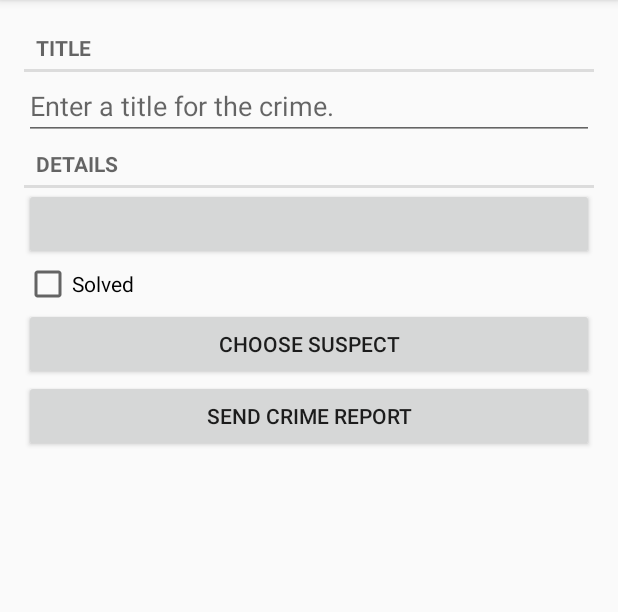
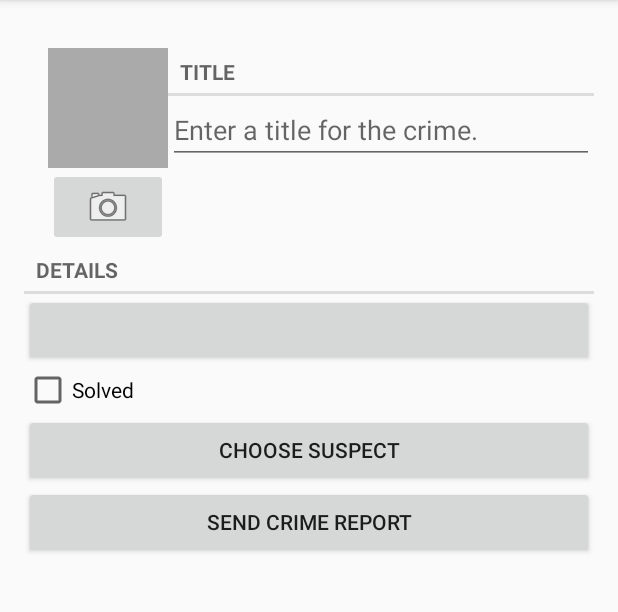
Before and after one commit to adrianpalmquist/criminalintent, an Android app: the screen it shows after launch (MainActivity), after a tap on "New crime", on a phone screen of 412 x 824 dp, the part 84-696 px from its top. Run offline under Robolectric (Android 15) with nearby library versions, the phone set to English and light mode, and no system bars; our stand-ins replace Room's generated code; 1 statement that could not run was skipped.

Commit message:
Add ability to capture image and save it

```diff
--- a/app/src/main/java/com/palmquist/criminalintent/Crime.kt
+++ b/app/src/main/java/com/palmquist/criminalintent/Crime.kt
@@ -11,4 +11,7 @@ data class Crime(
     var date: Date = Date(),
     var isSolved: Boolean = false,
     var suspect: String = ""
-)
+) {
+    val photoFileName
+        get() = "IMG_$id.jpg"
+}
--- a/app/src/main/java/com/palmquist/criminalintent/CrimeDetailViewModel.kt
+++ b/app/src/main/java/com/palmquist/criminalintent/CrimeDetailViewModel.kt
@@ -4,6 +4,7 @@ import androidx.lifecycle.LiveData
 import androidx.lifecycle.MutableLiveData
 import androidx.lifecycle.Transformations
 import androidx.lifecycle.ViewModel
+import java.io.File
 import java.util.*
 
 class CrimeDetailViewModel: ViewModel() {
@@ -23,4 +24,8 @@ class CrimeDetailViewModel: ViewModel() {
     fun saveCrime(crime: Crime) {
         crimeRepository.updateCrime(crime)
     }
+
+    fun getPhotoFile(crime: Crime): File {
+        return crimeRepository.getPhotoFile(crime)
+    }
 }
--- a/app/src/main/java/com/palmquist/criminalintent/CrimeFragment.kt
+++ b/app/src/main/java/com/palmquist/criminalintent/CrimeFragment.kt
@@ -1,34 +1,43 @@
 package com.palmquist.criminalintent
 
 import android.content.Intent
+import android.content.pm.PackageManager
+import android.content.pm.ResolveInfo
+import android.net.Uri
 import android.os.Bundle
+import android.provider.MediaStore
 import android.text.Editable
 import android.text.TextWatcher
 import android.text.format.DateFormat
 import android.view.LayoutInflater
 import android.view.View
 import android.view.ViewGroup
-import android.widget.Button
-import android.widget.CheckBox
-import android.widget.EditText
+import android.widget.*
+import androidx.core.content.FileProvider
 import androidx.fragment.app.Fragment
 import androidx.lifecycle.ViewModelProviders
 import androidx.lifecycle.Observer
+import java.io.File
 import java.util.*
 
 private const val TAG = "CrimeFragment"
 private const val ARG_CRIME_ID = "crime_id"
 private const val DIALOG_DATE = "DialogDate"
 private const val REQUEST_DATE = 0
+private const val REQUEST_PHOTO = 2
 private const val DATE_FORMAT = "EEE, MMM, dd"
 
 class CrimeFragment : Fragment(), DatePickerFragment.Callbacks {
 
     private lateinit var crime: Crime
+    private lateinit var photoFile: File
+    private lateinit var photoUri: Uri
     private lateinit var titleField: EditText
     private lateinit var dateButton: Button
     private lateinit var solvedCheckBox: CheckBox
     private lateinit var reportButton: Button
+    private lateinit var photoButton: ImageButton
+    private lateinit var photoView: ImageView
     private val crimeDetailViewModel: CrimeDetailViewModel by lazy {
         ViewModelProviders.of(this).get(CrimeDetailViewModel::class.java)
     }
@@ -51,6 +60,8 @@ class CrimeFragment : Fragment(), DatePickerFragment.Callbacks {
         dateButton = view.findViewById(R.id.crime_date) as Button
         solvedCheckBox = view.findViewById(R.id.crime_solved) as CheckBox
         reportButton = view.findViewById(R.id.crime_report) as Button
+        photoButton = view.findViewById(R.id.crime_camera) as ImageButton
+        photoView = view.findViewById(R.id.crime_photo) as ImageView
 
         return view
     }
@@ -62,6 +73,10 @@ class CrimeFragment : Fragment(), DatePickerFragment.Callbacks {
             Observer { crime ->
                 crime?.let {
                     this.crime = crime
+                    photoFile = crimeDetailViewModel.getPhotoFile(crime)
+                    photoUri =  FileProvider.getUriForFile(requireActivity(),
+                    "com.palmquist.criminalintent.fileprovider",
+                    photoFile)
                     updateUI()
                 }
             }
@@ -108,6 +123,36 @@ class CrimeFragment : Fragment(), DatePickerFragment.Callbacks {
                 val chooserIntent =
                     Intent.createChooser(intent, getString(R.string.send_report))
                 startActivity(chooserIntent)
+            }
+        }
+
+        photoButton.apply {
+            val packageManager: PackageManager = requireActivity().packageManager
+
+            val captureImage = Intent(MediaStore.ACTION_IMAGE_CAPTURE)
+            val resolvedActivity: ResolveInfo? =
+                packageManager.resolveActivity(captureImage,
+                PackageManager.MATCH_DEFAULT_ONLY)
+            if (resolvedActivity == null) {
+                isEnabled = false
+            }
+
+            setOnClickListener {
+                captureImage.putExtra(MediaStore.EXTRA_OUTPUT, photoUri)
+
+                val cameraActivities: List<ResolveInfo> =
+                    packageManager.queryIntentActivities(captureImage,
+                    PackageManager.MATCH_DEFAULT_ONLY)
+
+                for (cameraActivity in cameraActivities) {
+                    requireActivity().grantUriPermission(
+                        cameraActivity.activityInfo.packageName,
+                        photoUri,
+                        Intent.FLAG_GRANT_WRITE_URI_PERMISSION
+                    )
+                }
+
+                startActivityForResult(captureImage, REQUEST_PHOTO)
             }
         }
     }
--- a/app/src/main/java/com/palmquist/criminalintent/CrimeRepository.kt
+++ b/app/src/main/java/com/palmquist/criminalintent/CrimeRepository.kt
@@ -5,6 +5,7 @@ import androidx.lifecycle.LiveData
 import androidx.room.Room
 import com.palmquist.criminalintent.database.CrimeDatabase
 import com.palmquist.criminalintent.database.migration_1_2
+import java.io.File
 import java.lang.IllegalStateException
 import java.util.*
 import java.util.concurrent.Executors
@@ -22,6 +23,7 @@ class CrimeRepository private constructor(context: Context) {
 
     private val crimeDao = database.crimeDao()
     private val executor = Executors.newSingleThreadExecutor()
+    private val filesDir = context.applicationContext.filesDir
 
     fun getCrimes(): LiveData<List<Crime>> = crimeDao.getCrimes()
 
@@ -39,6 +41,8 @@ class CrimeRepository private constructor(context: Context) {
         }
     }
 
+    fun getPhotoFile(crime: Crime): File = File(filesDir, crime.photoFileName)
+
     companion object {
         private var INSTANCE: CrimeRepository? = null
 
--- a/app/src/main/res/layout/fragment_crime.xml
+++ b/app/src/main/res/layout/fragment_crime.xml
@@ -6,6 +6,36 @@
     android:layout_height="match_parent"
     android:layout_margin="16dp">
 
+    <LinearLayout
+        android:layout_width="match_parent"
+        android:layout_height="wrap_content"
+        android:orientation="horizontal"
+        android:layout_marginStart="16dp"
+        android:layout_marginTop="16dp">
+
+        <LinearLayout
+            android:layout_width="wrap_content"
+            android:layout_height="wrap_content"
+            android:orientation="vertical">
+            <ImageView
+                android:id="@+id/crime_photo"
+                android:layout_width="80dp"
+                android:layout_height="80dp"
+                android:scaleType="centerInside"
+                android:cropToPadding="true"
+                android:background="@android:color/darker_gray"/>
+            <ImageButton
+                android:id="@+id/crime_camera"
+                android:layout_width="match_parent"
+                android:layout_height="wrap_content"
+                android:src="@android:drawable/ic_menu_camera"/>
+        </LinearLayout>
+
+        <LinearLayout
+            android:orientation="vertical"
+            android:layout_width="0dp"
+            android:layout_height="wrap_content"
+            android:layout_weight="1">
             <TextView
                 style="?android:listSeparatorTextViewStyle"
                 android:layout_width="match_parent"
@@ -17,6 +47,8 @@
                 android:layout_width="match_parent"
                 android:layout_height="wrap_content"
                 android:hint="@string/crime_title_hint"/>
+        </LinearLayout>
+    </LinearLayout>
 
     <TextView
         style="?android:listSeparatorTextViewStyle"
--- /dev/null
+++ b/app/src/main/res/xml/files.xml
@@ -0,0 +1,6 @@
+<?xml version="1.0" encoding="utf-8"?>
+<paths>
+    <files-path
+        name="crime_photos"
+        path="."/>
+</paths>
```
Also changed, not shown: app/src/main/AndroidManifest.xml (+9 -0 lines). Lines whose indentation alone changed are shown as unchanged.
